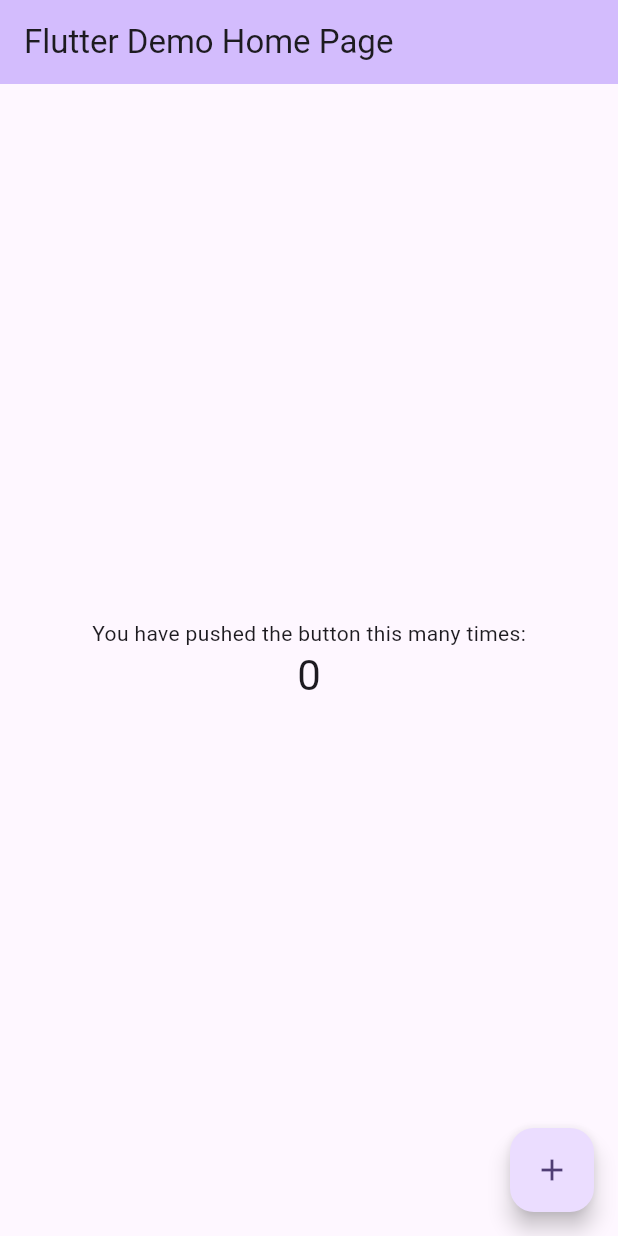
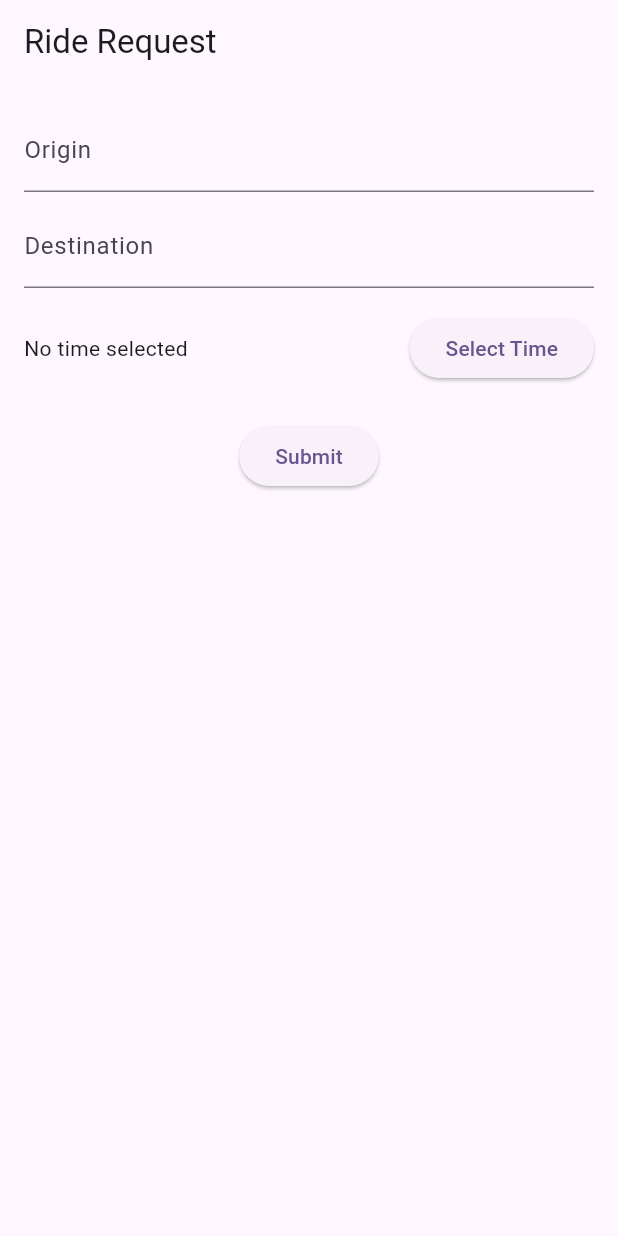
Before and after one commit to TunahanDso/NoTaxi, a Flutter app: the screen it shows after launch, on a phone screen of 412 x 824 dp. Run offline on Flutter 3.47's test engine with Material 3 defaults, Android fonts, the phone set to English and light mode, and no system bars.

Commit message:
Add ride request form with time formatting

```diff
--- a/mobile/lib/main.dart
+++ b/mobile/lib/main.dart
@@ -4,119 +4,133 @@ void main() {
   runApp(const MyApp());
 }
 
+class RideRequest {
+  final String origin;
+  final String destination;
+  final TimeOfDay time;
+
+  RideRequest({
+    required this.origin,
+    required this.destination,
+    required this.time,
+  });
+
+  String get formattedTime =>
+      '${time.hour.toString().padLeft(2, '0')}:${time.minute.toString().padLeft(2, '0')}';
+
+  Map<String, dynamic> toJson() => {
+        'origin': origin,
+        'destination': destination,
+        'time': formattedTime,
+      };
+}
+
 class MyApp extends StatelessWidget {
   const MyApp({super.key});
 
-  // This widget is the root of your application.
   @override
   Widget build(BuildContext context) {
     return MaterialApp(
-      title: 'Flutter Demo',
+      title: 'NoTaxi Demo',
       theme: ThemeData(
-        // This is the theme of your application.
-        //
-        // TRY THIS: Try running your application with "flutter run". You'll see
-        // the application has a purple toolbar. Then, without quitting the app,
-        // try changing the seedColor in the colorScheme below to Colors.green
-        // and then invoke "hot reload" (save your changes or press the "hot
-        // reload" button in a Flutter-supported IDE, or press "r" if you used
-        // the command line to start the app).
-        //
-        // Notice that the counter didn't reset back to zero; the application
-        // state is not lost during the reload. To reset the state, use hot
-        // restart instead.
-        //
-        // This works for code too, not just values: Most code changes can be
-        // tested with just a hot reload.
         colorScheme: ColorScheme.fromSeed(seedColor: Colors.deepPurple),
+        useMaterial3: true,
       ),
-      home: const MyHomePage(title: 'Flutter Demo Home Page'),
+      home: const RideRequestPage(),
     );
   }
 }
 
-class MyHomePage extends StatefulWidget {
-  const MyHomePage({super.key, required this.title});
-
-  // This widget is the home page of your application. It is stateful, meaning
-  // that it has a State object (defined below) that contains fields that affect
-  // how it looks.
-
-  // This class is the configuration for the state. It holds the values (in this
-  // case the title) provided by the parent (in this case the App widget) and
-  // used by the build method of the State. Fields in a Widget subclass are
-  // always marked "final".
-
-  final String title;
+class RideRequestPage extends StatefulWidget {
+  const RideRequestPage({super.key});
 
   @override
-  State<MyHomePage> createState() => _MyHomePageState();
+  State<RideRequestPage> createState() => _RideRequestPageState();
 }
 
-class _MyHomePageState extends State<MyHomePage> {
-  int _counter = 0;
+class _RideRequestPageState extends State<RideRequestPage> {
+  final TextEditingController originController = TextEditingController();
+  final TextEditingController destinationController = TextEditingController();
+  TimeOfDay? selectedTime;
 
-  void _incrementCounter() {
-    setState(() {
-      // This call to setState tells the Flutter framework that something has
-      // changed in this State, which causes it to rerun the build method below
-      // so that the display can reflect the updated values. If we changed
-      // _counter without calling setState(), then the build method would not be
-      // called again, and so nothing would appear to happen.
-      _counter++;
-    });
+  Future<void> _pickTime() async {
+    final TimeOfDay? picked = await showTimePicker(
+      context: context,
+      initialTime: selectedTime ?? TimeOfDay.now(),
+    );
+    if (picked != null) {
+      setState(() {
+        selectedTime = picked;
+      });
+    }
+  }
+
+  void _sendToServer(RideRequest request) {
+    // Placeholder for actual server call
+    print('Sending ride request: ${request.toJson()}');
+  }
+
+  void _submit() {
+    if (selectedTime == null) {
+      ScaffoldMessenger.of(context).showSnackBar(
+        const SnackBar(content: Text('Please select a time')),
+      );
+      return;
+    }
+    final request = RideRequest(
+      origin: originController.text,
+      destination: destinationController.text,
+      time: selectedTime!,
+    );
+
+    // Print form fields to console
+    print('Form Data: ${request.toJson()}');
+
+    _sendToServer(request);
   }
 
   @override
   Widget build(BuildContext context) {
-    // This method is rerun every time setState is called, for instance as done
-    // by the _incrementCounter method above.
-    //
-    // The Flutter framework has been optimized to make rerunning build methods
-    // fast, so that you can just rebuild anything that needs updating rather
-    // than having to individually change instances of widgets.
     return Scaffold(
-      appBar: AppBar(
-        // TRY THIS: Try changing the color here to a specific color (to
-        // Colors.amber, perhaps?) and trigger a hot reload to see the AppBar
-        // change color while the other colors stay the same.
-        backgroundColor: Theme.of(context).colorScheme.inversePrimary,
-        // Here we take the value from the MyHomePage object that was created by
-        // the App.build method, and use it to set our appbar title.
-        title: Text(widget.title),
-      ),
-      body: Center(
-        // Center is a layout widget. It takes a single child and positions it
-        // in the middle of the parent.
+      appBar: AppBar(title: const Text('Ride Request')),
+      body: Padding(
+        padding: const EdgeInsets.all(16.0),
         child: Column(
-          // Column is also a layout widget. It takes a list of children and
-          // arranges them vertically. By default, it sizes itself to fit its
-          // children horizontally, and tries to be as tall as its parent.
-          //
-          // Column has various properties to control how it sizes itself and
-          // how it positions its children. Here we use mainAxisAlignment to
-          // center the children vertically; the main axis here is the vertical
-          // axis because Columns are vertical (the cross axis would be
-          // horizontal).
-          //
-          // TRY THIS: Invoke "debug painting" (choose the "Toggle Debug Paint"
-          // action in the IDE, or press "p" in the console), to see the
-          // wireframe for each widget.
-          mainAxisAlignment: MainAxisAlignment.center,
-          children: <Widget>[
-            const Text('You have pushed the button this many times:'),
-            Text(
-              '$_counter',
-              style: Theme.of(context).textTheme.headlineMedium,
+          crossAxisAlignment: CrossAxisAlignment.start,
+          children: [
+            TextField(
+              controller: originController,
+              decoration: const InputDecoration(labelText: 'Origin'),
+            ),
+            const SizedBox(height: 8),
+            TextField(
+              controller: destinationController,
+              decoration: const InputDecoration(labelText: 'Destination'),
+            ),
+            const SizedBox(height: 16),
+            Row(
+              children: [
+                Expanded(
+                  child: Text(selectedTime == null
+                      ? 'No time selected'
+                      : 'Time: ${selectedTime!.hour.toString().padLeft(2, '0')}:${selectedTime!.minute.toString().padLeft(2, '0')}'),
+                ),
+                ElevatedButton(
+                  onPressed: _pickTime,
+                  child: const Text('Select Time'),
+                ),
+              ],
+            ),
+            const SizedBox(height: 24),
+            Center(
+              child: ElevatedButton(
+                onPressed: _submit,
+                child: const Text('Submit'),
+              ),
             ),
           ],
         ),
       ),
-      floatingActionButton: FloatingActionButton(
-        onPressed: _incrementCounter,
-        tooltip: 'Increment',
-        child: const Icon(Icons.add),
-      ), // This trailing comma makes auto-formatting nicer for build methods.
     );
   }
 }
```
